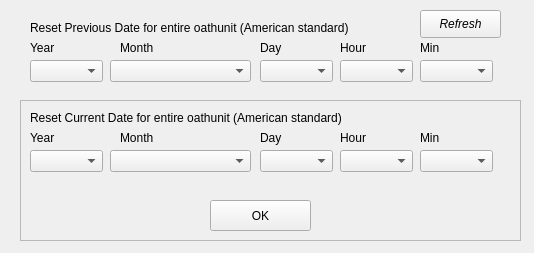
First picture: the form in ui/EditBeliefTimeUI.ui, repository sourcery-ai-experiments/jaar, before the edit.
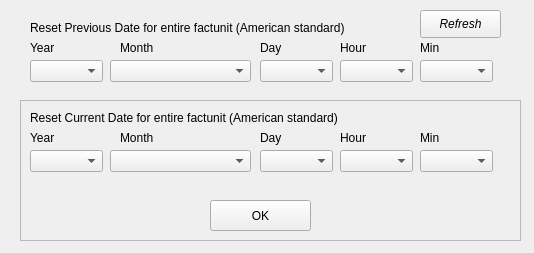
Second picture: the form after the edit.

Diff of the .ui file:
```diff
--- a/ui/EditBeliefTimeUI.ui
+++ b/ui/EditBeliefTimeUI.ui
@@ -33,7 +33,7 @@
     </rect>
    </property>
    <property name="text">
-    <string>Reset Current Date for entire oathunit (American standard)</string>
+    <string>Reset Current Date for entire factunit (American standard)</string>
    </property>
   </widget>
   <widget class="QLabel" name="label_2">
@@ -213,7 +213,7 @@
     </rect>
    </property>
    <property name="text">
-    <string>Reset Previous Date for entire oathunit (American standard)</string>
+    <string>Reset Previous Date for entire factunit (American standard)</string>
    </property>
   </widget>
   <widget class="QComboBox" name="prev_year">
```
